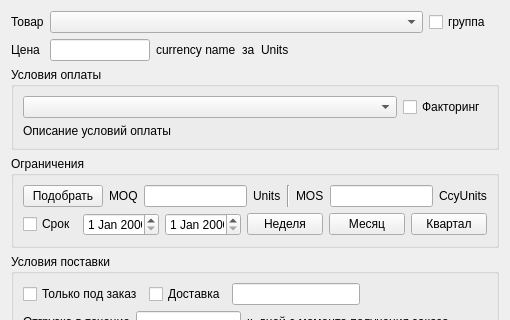
Above: ui/Dialog_EditPrice.ui from vyakhorev/SimpleBusiness before the change; both pictures show x 0 to 510 and y 0 to 320 of the 510 by 526 pixel window. Below: the same form after it.
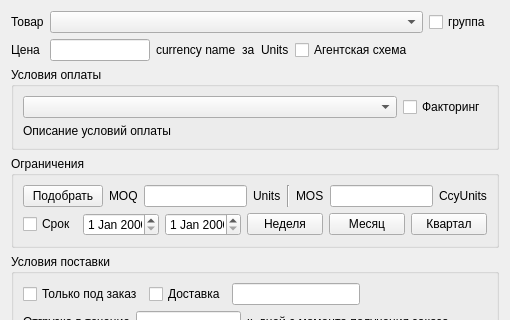
That is the form after the change.

What changed in the file:
```diff
--- a/ui/Dialog_EditPrice.ui
+++ b/ui/Dialog_EditPrice.ui
@@ -10,7 +10,7 @@
     <x>0</x>
     <y>0</y>
     <width>510</width>
-    <height>415</height>
+    <height>507</height>
    </rect>
   </property>
   <property name="sizePolicy">
@@ -138,6 +138,13 @@
          </property>
         </widget>
        </item>
+       <item>
+        <widget class="QCheckBox" name="checkBox_IsAgentScheme">
+         <property name="text">
+          <string>Агентская схема</string>
+         </property>
+        </widget>
+       </item>
        <item>
         <spacer name="horizontalSpacer">
          <property name="orientation">
```
